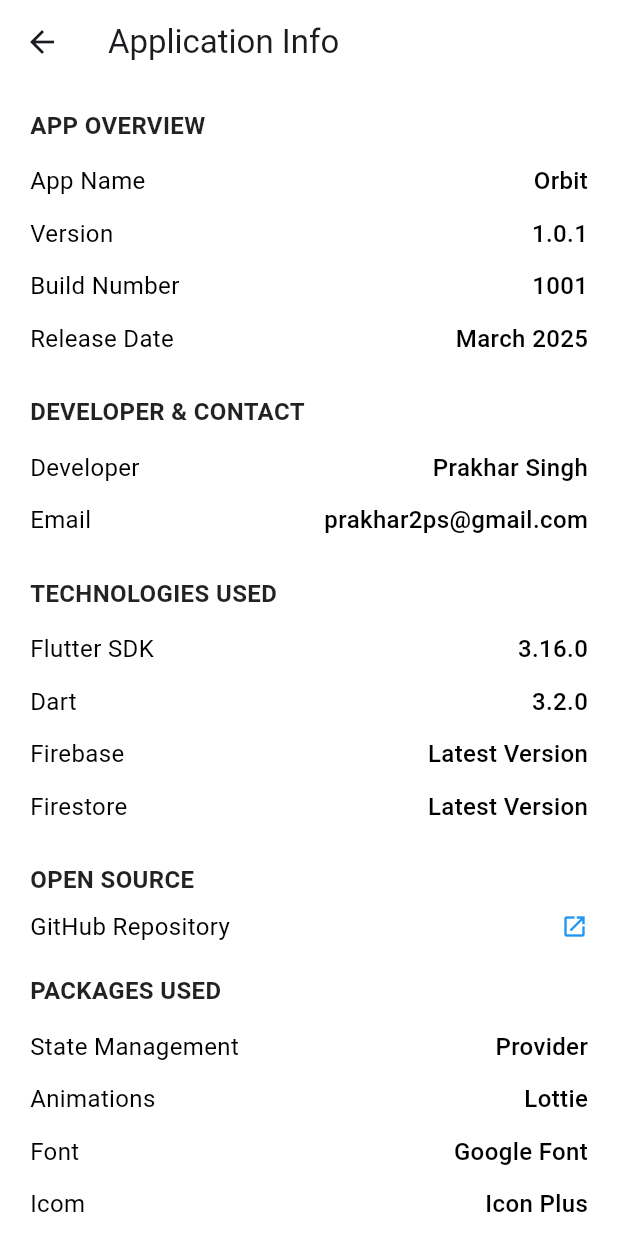
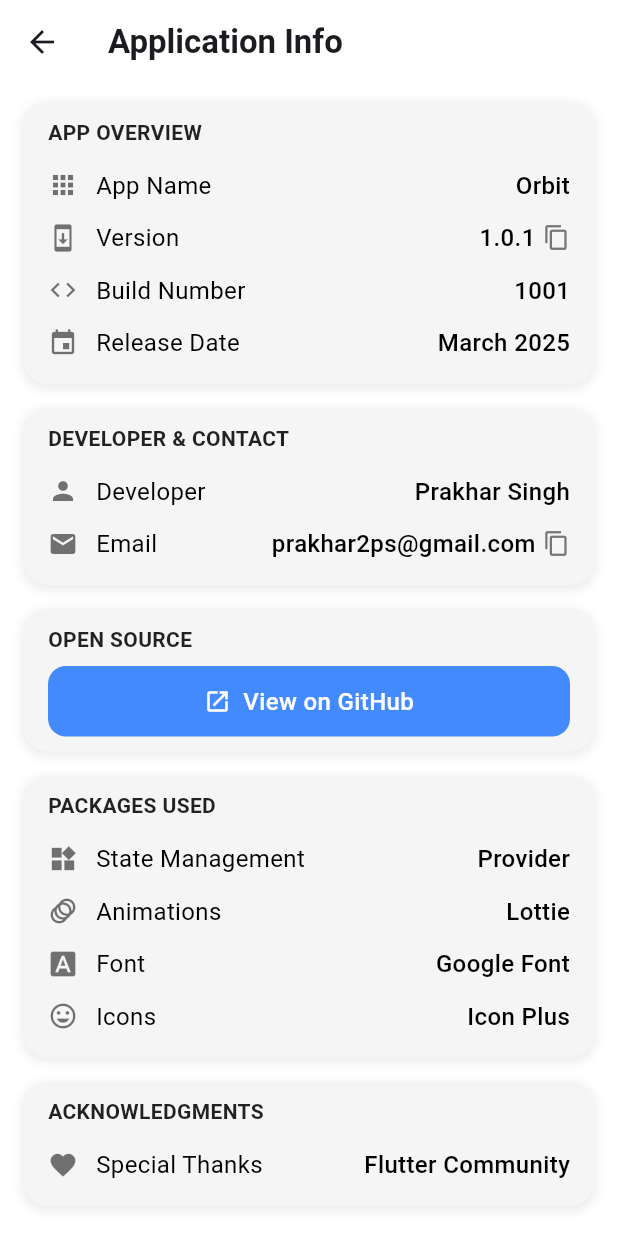
Before and after one commit to PrakharSingh0/Orbit, a Flutter app: the ApplicationInfoPage screen opened directly, on a phone screen of 412 x 824 dp. Run offline on Flutter 3.47's test engine with Material 3 defaults, Android fonts, the phone set to English and light mode, and no system bars; our stand-ins replace google_fonts, icons_plus, shared_preferences; accounts and stored records are empty.

Commit message:
Minor UI Changes

```diff
--- a/lib/Pages/HomeFeed/ProfilePage.dart
+++ b/lib/Pages/HomeFeed/ProfilePage.dart
@@ -63,7 +63,7 @@
                   child: Container(
                     decoration: BoxDecoration(
                       borderRadius: const BorderRadius.only(bottomRight: Radius.circular(25)),
-                      color: Colors.black.withOpacity(0.3),
+                      color: Colors.black.withAlpha((0.3 * 255).toInt())
                     ),
                   ),
                 ),
@@ -77,7 +77,7 @@
                       shape: BoxShape.circle,
                       boxShadow: [
                         BoxShadow(
-                          color: Colors.black.withOpacity(0.2),
+                          color: Colors.black.withAlpha((0.3 * 255).toInt()),
                           blurRadius: 10,
                           offset: const Offset(0, 4),
                         ),
--- a/lib/Pages/MiscellaneousPage/SettingsPage/AccountSettings.dart
+++ b/lib/Pages/MiscellaneousPage/SettingsPage/AccountSettings.dart
@@ -22,7 +22,7 @@
 
     return Scaffold(
       appBar: AppBar(
-        title: const Text("Account Settings"),
+        title: const Text("Account Settings",style: TextStyle(fontSize: 22, fontWeight: FontWeight.w600)),
         backgroundColor: isDarkMode ? Colors.black : Colors.white,
         elevation: 0,
       ),
@@ -255,6 +255,6 @@
   }
 
   Widget _buildDivider() {
-    return Divider(color: Colors.grey.withOpacity(0.3), thickness: 0.8, height: 20);
+    return Divider(color: Colors.grey.withAlpha((0.3 * 255).toInt()), thickness: 0.8, height: 20);
   }
 }
--- a/lib/Pages/MiscellaneousPage/SettingsPage/Application Info.dart
+++ b/lib/Pages/MiscellaneousPage/SettingsPage/Application Info.dart
@@ -1,10 +1,11 @@
 import 'package:flutter/material.dart';
+import 'package:flutter/services.dart';
 import 'package:url_launcher/url_launcher.dart';
 
 class ApplicationInfoPage extends StatelessWidget {
   const ApplicationInfoPage({super.key});
 
-  final String githubRepoUrl = "https://github.com/PrakharSingh0/Orbit"; // Replace with actual repo link
+  final String githubRepoUrl = "https://github.com/PrakharSingh0/Orbit";
 
   @override
   Widget build(BuildContext context) {
@@ -12,95 +13,193 @@
 
     return Scaffold(
       appBar: AppBar(
-        title: const Text("Application Info"),
+        title: const Text("Application Info",style: TextStyle(fontSize: 22, fontWeight: FontWeight.w600),),
         backgroundColor: isDarkMode ? Colors.black : Colors.white,
         elevation: 0,
       ),
       backgroundColor: isDarkMode ? Colors.black : Colors.white,
       body: SingleChildScrollView(
-        padding: const EdgeInsets.symmetric(horizontal: 20, vertical: 16),
+        padding: const EdgeInsets.symmetric(horizontal: 16, vertical: 12),
         child: Column(
           crossAxisAlignment: CrossAxisAlignment.start,
           children: [
-            _buildSectionTitle("App Overview", isDarkMode),
-            _buildInfoRow("App Name", "Orbit", isDarkMode),
-            _buildInfoRow("Version", "1.0.1", isDarkMode),
-            _buildInfoRow("Build Number", "1001", isDarkMode),
-            _buildInfoRow("Release Date", "March 2025", isDarkMode),
-
-            const SizedBox(height: 20),
-
-            _buildSectionTitle("Developer & Contact", isDarkMode),
-            _buildInfoRow("Developer", "Prakhar Singh", isDarkMode),
-            _buildInfoRow("Email", "prakhar2ps@gmail.com", isDarkMode),
-
-            const SizedBox(height: 20),
-
-            _buildSectionTitle("Technologies Used", isDarkMode),
-            _buildInfoRow("Flutter SDK", "3.16.0", isDarkMode),
-            _buildInfoRow("Dart", "3.2.0", isDarkMode),
-            _buildInfoRow("Firebase", "Latest Version", isDarkMode),
-            _buildInfoRow("Firestore", "Latest Version", isDarkMode),
-
-            const SizedBox(height: 20),
-
-            _buildSectionTitle("Open Source", isDarkMode),
-            GestureDetector(
-              onTap: () => _launchURL(githubRepoUrl),
-              child: Row(
-                mainAxisAlignment: MainAxisAlignment.spaceBetween,
-                children: [
-                  Text("GitHub Repository", style: _textStyle(isDarkMode)),
-                  const Icon(Icons.open_in_new, size: 18, color: Colors.blue),
+            _buildInfoCard(
+              title: "App Overview",
+              isDarkMode: isDarkMode,
+              items: [
+                _buildInfoRow("App Name", "Orbit", Icons.apps, isDarkMode),
+                _buildCopyableRow(context, "Version", "1.0.1", Icons.system_update, isDarkMode),
+                _buildInfoRow("Build Number", "1001", Icons.code, isDarkMode),
+                _buildInfoRow("Release Date", "March 2025", Icons.event, isDarkMode),
               ],
             ),
+
+            _buildInfoCard(
+              title: "Developer & Contact",
+              isDarkMode: isDarkMode,
+              items: [
+                _buildInfoRow("Developer", "Prakhar Singh", Icons.person, isDarkMode),
+                _buildCopyableRow(context, "Email", "prakhar2ps@gmail.com", Icons.email, isDarkMode),
+              ],
             ),
 
-            const SizedBox(height: 20),
+            _buildInfoCard(
+              title: "Open Source",
+              isDarkMode: isDarkMode,
+              items: [_buildGitHubButton(isDarkMode)],
+            ),
+        _buildInfoCard(
+          title: "Packages Used",
+          isDarkMode: isDarkMode,
+          items: [
+            _buildInfoRow("State Management", "Provider", Icons.widgets, isDarkMode),
+            _buildInfoRow("Animations", "Lottie", Icons.animation, isDarkMode),
+            _buildInfoRow("Font", "Google Font", Icons.font_download, isDarkMode),
+            _buildInfoRow("Icons", "Icon Plus", Icons.insert_emoticon, isDarkMode),
+          ],
+        ),
 
-            _buildSectionTitle("Packages Used", isDarkMode),
-            _buildInfoRow("State Management", "Provider", isDarkMode),
-            _buildInfoRow("Animations", "Lottie", isDarkMode),
-            _buildInfoRow("Font", "Google Font", isDarkMode),
-            _buildInfoRow("Icom", "Icon Plus", isDarkMode),
-
-            const SizedBox(height: 20),
-
-            _buildSectionTitle("Acknowledgments", isDarkMode),
-            _buildInfoRow("Special Thanks", "Flutter Community", isDarkMode),
+        _buildInfoCard(
+          title: "Acknowledgments",
+          isDarkMode: isDarkMode,
+          items: [
+            _buildInfoRow("Special Thanks", "Flutter Community", Icons.favorite, isDarkMode),
+])
           ],
         ),
       ),
     );
   }
 
-  Widget _buildSectionTitle(String title, bool isDarkMode) {
-    return Padding(
+  /// Card-style container for sections
+  Widget _buildInfoCard({required String title, required List<Widget> items, required bool isDarkMode}) {
+    return Container(
+      margin: const EdgeInsets.only(bottom: 16),
+      padding: const EdgeInsets.symmetric(vertical: 10, horizontal: 16),
+      decoration: BoxDecoration(
+        color: isDarkMode ? Colors.white10 : Colors.grey[100],
+        borderRadius: BorderRadius.circular(16),
+        boxShadow: [
+          BoxShadow(
+            color: isDarkMode ? Colors.black.withAlpha((0.1 * 255).toInt()) : Colors.grey.withAlpha((0.2 * 255).toInt()),
+            blurRadius: 5,
+            spreadRadius: 1,
+            offset: const Offset(0, 2),
+          ),
+        ],
+      ),
+      child: Column(
+        crossAxisAlignment: CrossAxisAlignment.start,
+        children: [
+          Padding(
             padding: const EdgeInsets.only(bottom: 8),
             child: Text(
               title.toUpperCase(),
               style: TextStyle(
-          fontSize: 16,
+                fontSize: 14,
                 fontWeight: FontWeight.bold,
                 color: isDarkMode ? Colors.white70 : Colors.black87,
               ),
             ),
+          ),
+          Column(children: items),
+        ],
+      ),
     );
   }
 
-  Widget _buildInfoRow(String title, String value, bool isDarkMode) {
+  /// Standard Row with Icon
+  Widget _buildInfoRow(String title, String value, IconData icon, bool isDarkMode) {
     return Padding(
       padding: const EdgeInsets.symmetric(vertical: 6),
       child: Row(
-        mainAxisAlignment: MainAxisAlignment.spaceBetween,
         children: [
-          Text(title, style: _textStyle(isDarkMode, bold: false)),
+          Icon(icon, size: 20, color: isDarkMode ? Colors.white70 : Colors.black54),
+          const SizedBox(width: 12),
+          Expanded(
+            child: Text(title, style: _textStyle(isDarkMode, bold: false)),
+          ),
           Text(value, style: _textStyle(isDarkMode, bold: true)),
         ],
       ),
     );
   }
 
+  /// Row with Copy-to-Clipboard Button
+  Widget _buildCopyableRow(BuildContext context, String title, String value, IconData icon, bool isDarkMode) {
+    return Padding(
+      padding: const EdgeInsets.symmetric(vertical: 6),
+      child: Row(
+        children: [
+          Icon(icon, size: 20, color: isDarkMode ? Colors.white70 : Colors.black54),
+          const SizedBox(width: 12),
+          Expanded(
+            child: Text(title, style: _textStyle(isDarkMode, bold: false)),
+          ),
+          GestureDetector(
+            onTap: () => _copyToClipboard(context, value),
+            child: Row(
+              children: [
+                Text(value, style: _textStyle(isDarkMode, bold: true)),
+                const SizedBox(width: 5),
+                Icon(Icons.copy, size: 18, color: Colors.grey.shade600),
+              ],
+            ),
+          ),
+        ],
+      ),
+    );
+  }
+
+  /// GitHub Button
+  Widget _buildGitHubButton(bool isDarkMode) {
+    return GestureDetector(
+      onTap: () => _launchURL(githubRepoUrl),
+      child: Container(
+        padding: const EdgeInsets.symmetric(vertical: 12),
+        decoration: BoxDecoration(
+          borderRadius: BorderRadius.circular(12),
+          color: Colors.blueAccent,
+        ),
+        child: Row(
+          mainAxisAlignment: MainAxisAlignment.center,
+          children: [
+            const Icon(Icons.open_in_new, size: 18, color: Colors.white),
+            const SizedBox(width: 8),
+            Text(
+              "View on GitHub",
+              style: const TextStyle(fontSize: 16, fontWeight: FontWeight.w500, color: Colors.white),
+            ),
+          ],
+        ),
+      ),
+    );
+  }
+
+  /// Copy to Clipboard Function with Snackbar
+  void _copyToClipboard(BuildContext context, String text) {
+    Clipboard.setData(ClipboardData(text: text));
+    ScaffoldMessenger.of(context).showSnackBar(
+      SnackBar(
+        content: Text("Copied: $text"),
+        duration: const Duration(seconds: 2),
+        behavior: SnackBarBehavior.floating,
+        margin: const EdgeInsets.all(16),
+      ),
+    );
+  }
+
+  /// URL Launcher
+  void _launchURL(String url) async {
+    final Uri uri = Uri.parse(url);
+    if (await canLaunchUrl(uri)) {
+      await launchUrl(uri, mode: LaunchMode.externalApplication);
+    } else {
+      throw 'Could not launch $url';
+    }
+  }
+
+  /// Text Style
   TextStyle _textStyle(bool isDarkMode, {bool bold = false}) {
     return TextStyle(
       fontSize: 16,
@@ -108,10 +207,4 @@
       color: isDarkMode ? Colors.white : Colors.black,
     );
   }
-
-  void _launchURL(String url) async {
-    if (await canLaunch(url)) {
-      await launch(url);
 }
-  }
-}
--- a/lib/Pages/MiscellaneousPage/SettingsPage/FAQs.dart
+++ b/lib/Pages/MiscellaneousPage/SettingsPage/FAQs.dart
@@ -52,7 +52,7 @@
 
     return Scaffold(
       appBar: AppBar(
-        title: const Text("FAQs"),
+        title: const Text("FAQs",style: TextStyle(fontSize: 22, fontWeight: FontWeight.w600)),
         backgroundColor: isDarkMode ? Colors.black : Colors.white,
         elevation: 0,
       ),
--- a/lib/Pages/MiscellaneousPage/SettingsPage/HelpCenter.dart
+++ b/lib/Pages/MiscellaneousPage/SettingsPage/HelpCenter.dart
@@ -9,7 +9,7 @@
 
     return Scaffold(
       appBar: AppBar(
-        title: const Text("Help Center"),
+        title: const Text("Help Center",style: TextStyle(fontSize: 22, fontWeight: FontWeight.w600)),
         backgroundColor: isDarkMode ? Colors.black : Colors.white,
         elevation: 0,
       ),
```
Also changed, not shown: lib/Pages/HomeFeed/HomePageMain.dart (+27 -12 lines), lib/Pages/MiscellaneousPage/LeftDrawer.dart (+11 -9 lines), lib/Pages/MiscellaneousPage/RightDrawer.dart (+34 -33 lines), lib/Pages/MiscellaneousPage/SettingsPage/Settings.dart (+21 -5 lines), lib/Pages/MiscellaneousPage/SettingsPage/notification.dart (+10 -3 lines). Lines whose indentation alone changed are shown as unchanged.
